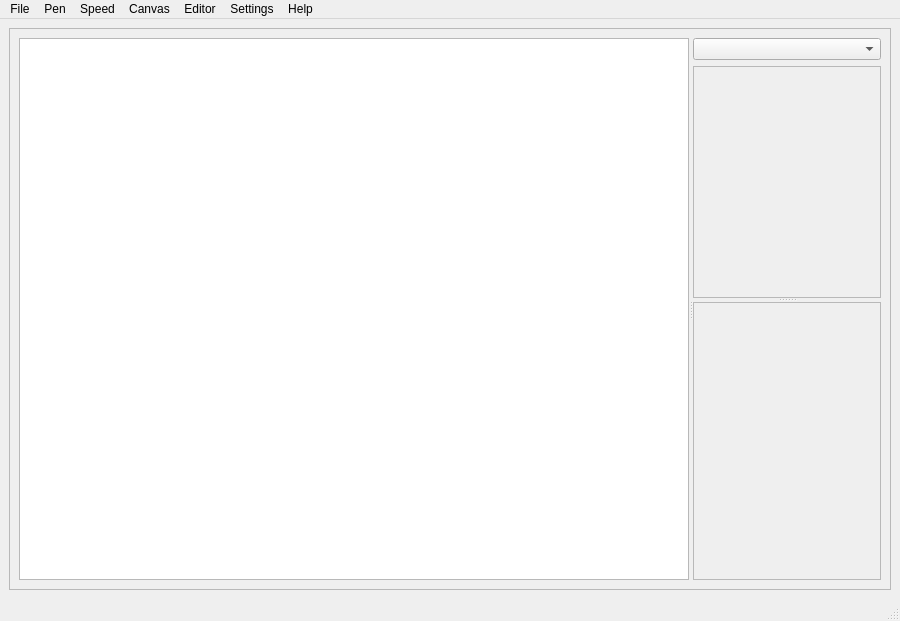
First picture: the form in src/tugalinhas/ui/tugalinhas.ui, repository Transpyler/pytuga, before the edit.
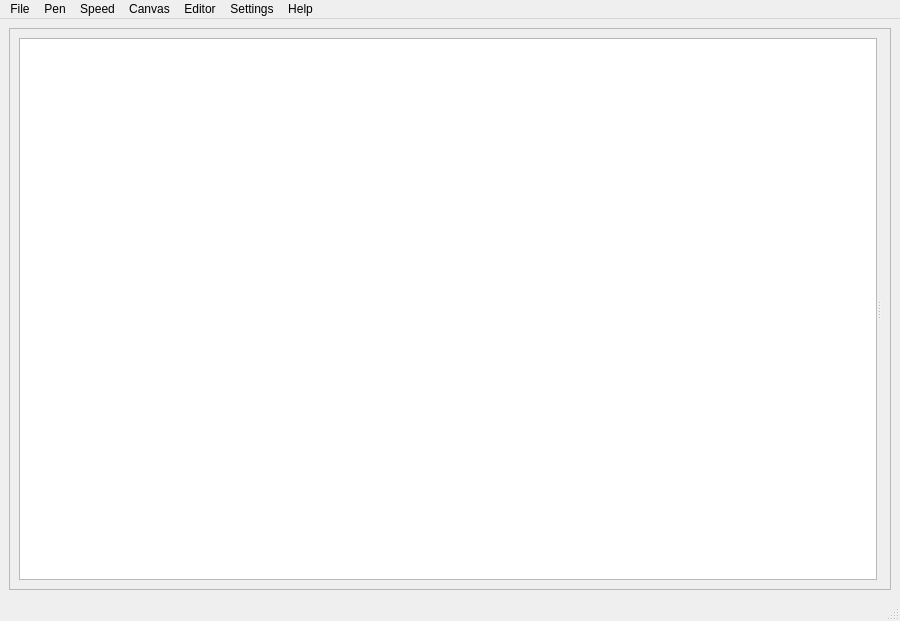
Second picture: the form after the edit.

Commit message: removed old tugalinhas tree and replaced it by the newer version

The edit to the form file:
```diff
--- a/src/tugalinhas/ui/tugalinhas.ui
+++ b/src/tugalinhas/ui/tugalinhas.ui
@@ -34,80 +34,6 @@
           <property name="orientation">
            <enum>Qt::Vertical</enum>
           </property>
-          <widget class="QWidget" name="layoutWidget">
-           <layout class="QVBoxLayout" name="verticalLayout">
-            <item>
-             <widget class="QComboBox" name="mselect">
-              <property name="baseSize">
-               <size>
-                <width>350</width>
-                <height>0</height>
-               </size>
-              </property>
-             </widget>
-            </item>
-            <item>
-             <widget class="QFrame" name="edframe">
-              <property name="sizePolicy">
-               <sizepolicy hsizetype="Preferred" vsizetype="Preferred">
-                <horstretch>0</horstretch>
-                <verstretch>1</verstretch>
-               </sizepolicy>
-              </property>
-              <property name="minimumSize">
-               <size>
-                <width>0</width>
-                <height>0</height>
-               </size>
-              </property>
-              <property name="baseSize">
-               <size>
-                <width>0</width>
-                <height>400</height>
-               </size>
-              </property>
-              <property name="frameShape">
-               <enum>QFrame::StyledPanel</enum>
-              </property>
-              <property name="frameShadow">
-               <enum>QFrame::Raised</enum>
-              </property>
-             </widget>
-            </item>
-           </layout>
-          </widget>
-          <widget class="QFrame" name="interpreterframe">
-           <property name="sizePolicy">
-            <sizepolicy hsizetype="Preferred" vsizetype="Preferred">
-             <horstretch>0</horstretch>
-             <verstretch>0</verstretch>
-            </sizepolicy>
-           </property>
-           <property name="minimumSize">
-            <size>
-             <width>0</width>
-             <height>0</height>
-            </size>
-           </property>
-           <property name="maximumSize">
-            <size>
-             <width>16777215</width>
-             <height>400</height>
-            </size>
-           </property>
-           <property name="baseSize">
-            <size>
-             <width>0</width>
-             <height>250</height>
-            </size>
-           </property>
-           <property name="frameShape">
-            <enum>QFrame::StyledPanel</enum>
-           </property>
-           <property name="frameShadow">
-            <enum>QFrame::Raised</enum>
-           </property>
-          </widget>
          </widget>
         </widget>
        </item>
```
Left out of the diff: 18 changed lines with no effect on the pictures. The commit also changes 40 other files.
